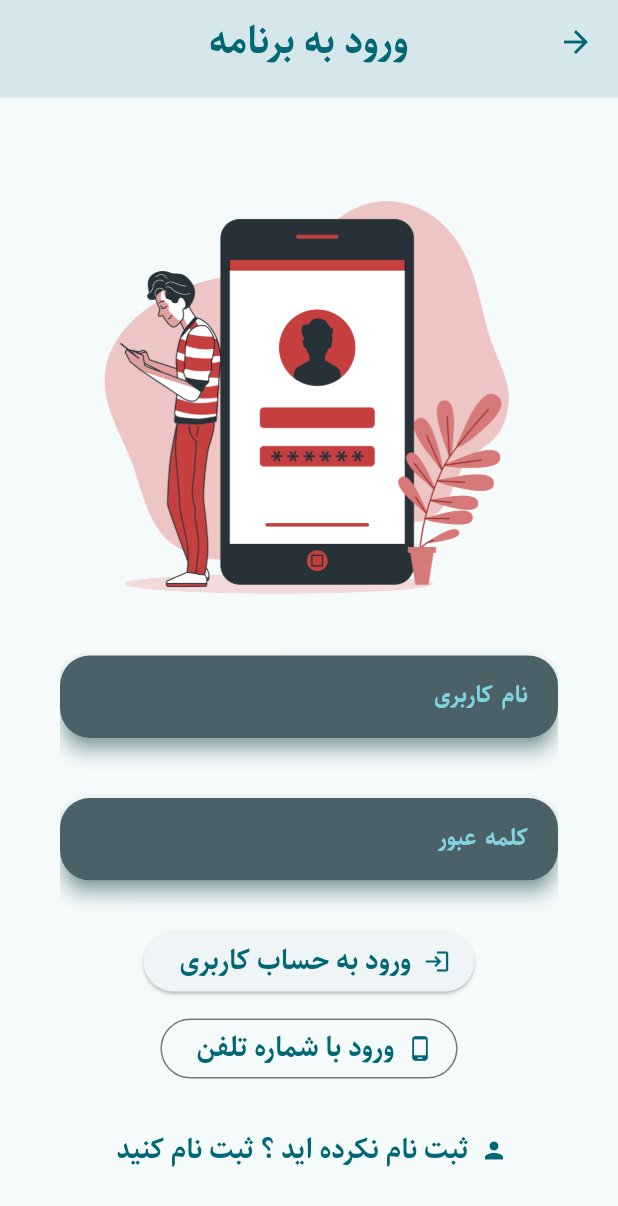
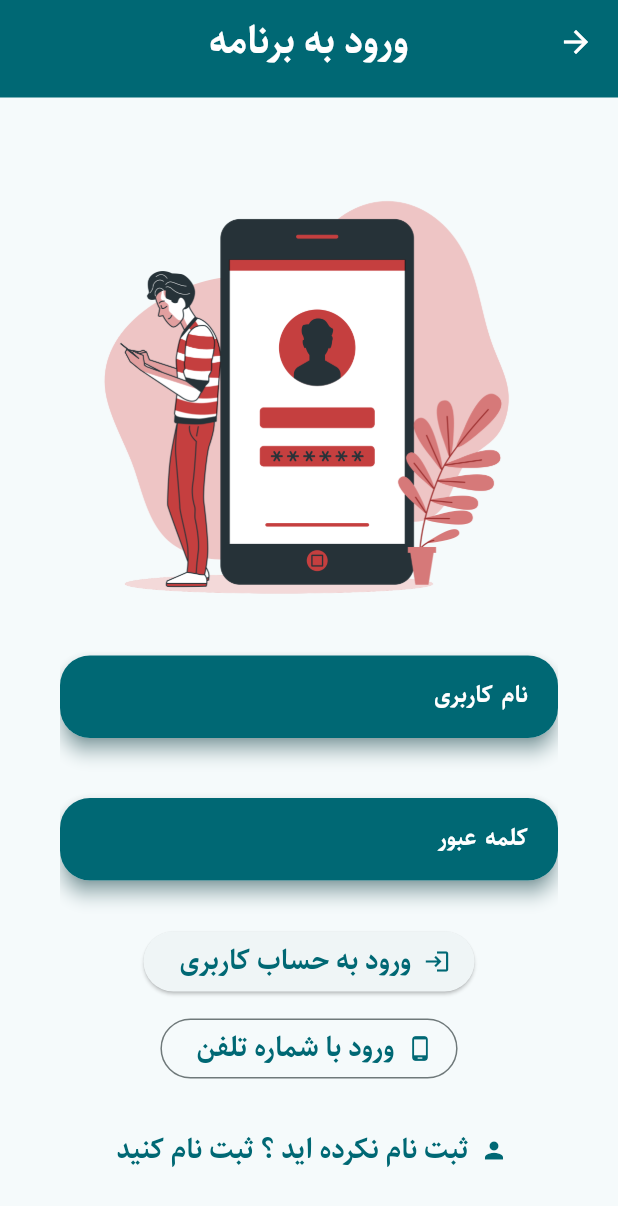
Before and after one commit to iam-hosseindarvishi/sell_pro, a Flutter app: the screen it shows after launch, after a tap on "ورود به حساب کاربری", on a phone screen of 412 x 824 dp. Shown: the top 1206 px of the screen. Run offline on Flutter 3.47's test engine with Material 3 defaults, Android fonts, the phone set to English and light mode, and no system bars; our stand-ins replace hexcolor, image_picker.

Commit message:
fix: fix theme color on appbar and textfield

```diff
--- a/lib/src/shared/widgets/app_text_field.dart
+++ b/lib/src/shared/widgets/app_text_field.dart
@@ -41,16 +41,16 @@ class AppTextField extends StatelessWidget {
                 fontWeight: FontWeight.bold,
                 fontFamily: "Sahel",
                 fontSize: 15.0,
-                color: Theme.of(context).colorScheme.inversePrimary),
+                color: Theme.of(context).colorScheme.onPrimary),
             filled: true,
-            fillColor: Theme.of(context).colorScheme.secondary,
+            fillColor: Theme.of(context).colorScheme.primary,
             border: OutlineInputBorder(
                 borderSide: BorderSide.none,
                 borderRadius: BorderRadius.circular(20.0)),
             contentPadding: EdgeInsets.all(16.0),
           ),
-          style: const TextStyle(
-              color: Colors.white,
+          style: TextStyle(
+              color: Theme.of(context).colorScheme.onPrimary,
               fontFamily: "Sahel",
               fontWeight: FontWeight.bold,
               letterSpacing: 1.0,
--- a/lib/src/shared/widgets/start_app_bar.dart
+++ b/lib/src/shared/widgets/start_app_bar.dart
@@ -27,17 +27,17 @@ class _StartAppBarState extends State<StartAppBar> {
   Widget build(BuildContext context) {
     return AppBar(
       centerTitle: true,
-      backgroundColor: Theme.of(context).colorScheme.background,
+      backgroundColor: Theme.of(context).colorScheme.primary,
       title: Text(
         widget.title,
         style: TextStyle(
             fontFamily: "Sahel",
             fontWeight: widget.fontWeight,
-            color: Theme.of(context).colorScheme.primary,
+            color: Theme.of(context).colorScheme.onPrimary,
             fontSize: widget.fontSize!),
       ),
       elevation: widget.elevation,
-      iconTheme: IconThemeData(color: Theme.of(context).colorScheme.primary),
+      iconTheme: IconThemeData(color: Theme.of(context).colorScheme.onPrimary),
     );
   }
 }
```
